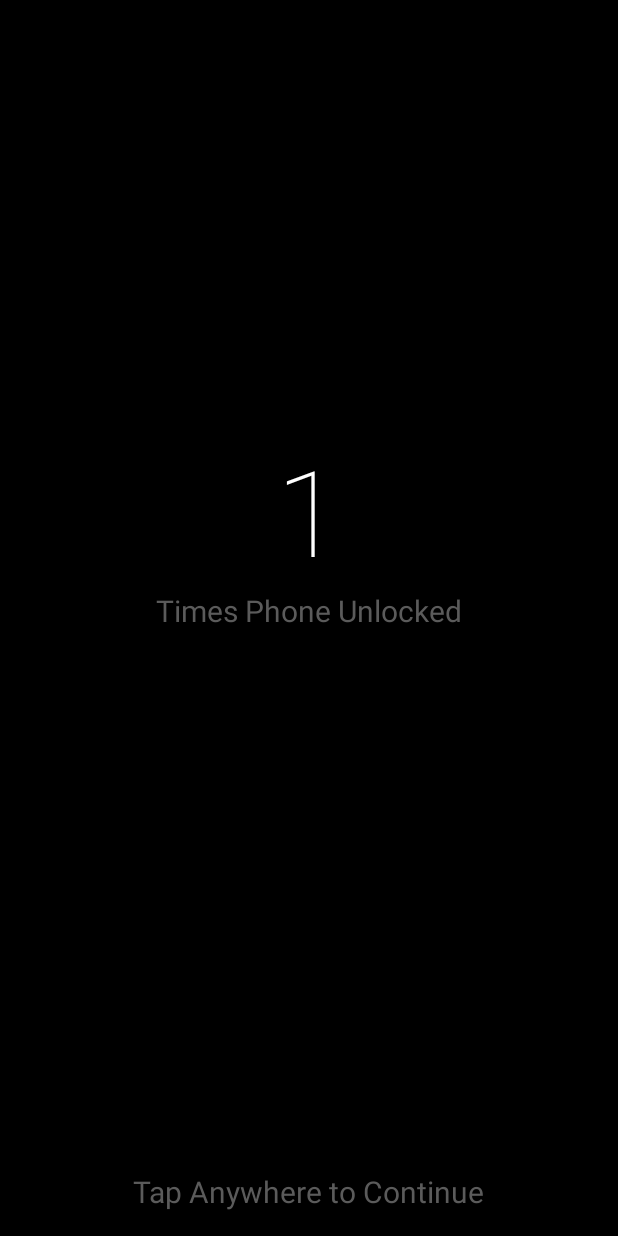
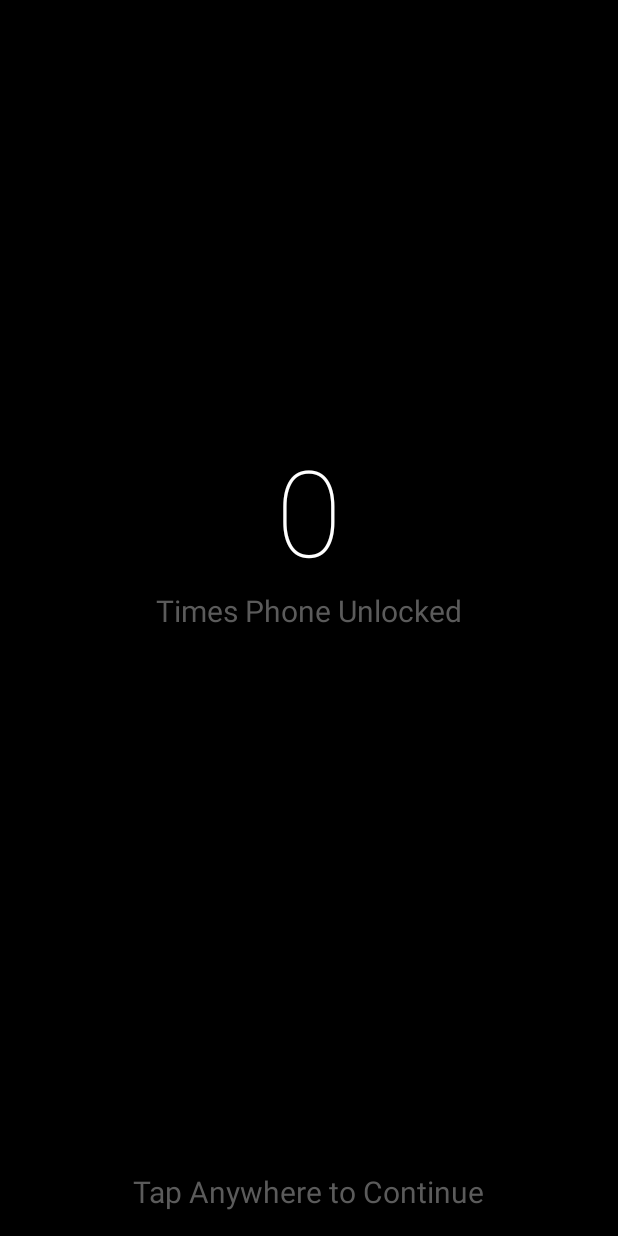
Before and after one commit to hd910/Lokeet, an Android app: the screen it shows after launch (MainActivity), on a phone screen of 412 x 824 dp. Run offline under Robolectric (Android 15) with nearby library versions, the phone set to English and light mode, and no system bars.

Commit message:
Reset count each day

```diff
--- a/Lokeet/app/src/main/java/dodolabs/lokeet/MainActivity.java
+++ b/Lokeet/app/src/main/java/dodolabs/lokeet/MainActivity.java
@@ -12,15 +12,16 @@ import android.widget.TextView;
 
 import org.w3c.dom.Text;
 
+import java.util.Calendar;
+
 public class MainActivity extends AppCompatActivity {
-    private TextView countText;
     private int unlockCount;
 
     @Override
     protected void onCreate(Bundle savedInstanceState) {
         super.onCreate(savedInstanceState);
 
-        //Set Up LockScreen
+        //Hides status bar
         makeFullScreen();
 
         startService(new Intent(this,LockScreenService.class));
@@ -30,17 +31,41 @@ public class MainActivity extends AppCompatActivity {
         //Removes the KeyGuard all together (no security)
         //this.getWindow().addFlags(WindowManager.LayoutParams.FLAG_DISMISS_KEYGUARD);
         this.getWindow().setType(WindowManager.LayoutParams.FLAG_SHOW_WHEN_LOCKED);
+
         setContentView(R.layout.activity_main);
 
+        unlockCount = getUnlockCount();
+
+        //Set count in textview
+        TextView countText = (TextView)findViewById(R.id.unlock_count);
+        countText.setText(Integer.toString(unlockCount));
+    }
+
+    private int getUnlockCount() {
         SharedPreferences prefs = this.getSharedPreferences("unlock_count", Context.MODE_PRIVATE);
         SharedPreferences.Editor editor = prefs.edit();
-        unlockCount = prefs.getInt("count", 0);
-        unlockCount++;
-        editor.putInt("count", unlockCount);
+
+        //Get current day
+        Calendar c = Calendar.getInstance();
+        int day = c.get(Calendar.DAY_OF_YEAR);
+
+        //Fetch preferences
+        int lastDayLogged = prefs.getInt("last_logged", 0);
+        int count = prefs.getInt("count", 0);
+
+        //If same day, increment. Else reset day.
+        if(lastDayLogged == day){
+            count++;
+        } else{
+            count = 0;
+        }
+
+        //Save updated shared preference
+        editor.putInt("last_logged", day);
+        editor.putInt("count", count);
         editor.apply();
 
-        countText = (TextView)findViewById(R.id.unlock_count);
-        countText.setText(Integer.toString(unlockCount));
+        return count;
     }
 
     private void makeFullScreen() {
@@ -57,7 +82,7 @@ public class MainActivity extends AppCompatActivity {
 
     @Override
     public void onBackPressed() {
-        return; //Don't Do Anything
+        //Don't Do Anything
     }
 
     @Override
@@ -67,7 +92,6 @@ public class MainActivity extends AppCompatActivity {
 
     //Unlock screen
     public void unlockScreen(View view) {
-        unlockCount++;
         //Instead of using finish(), destroys the process
         android.os.Process.killProcess(android.os.Process.myPid());
     }
```
